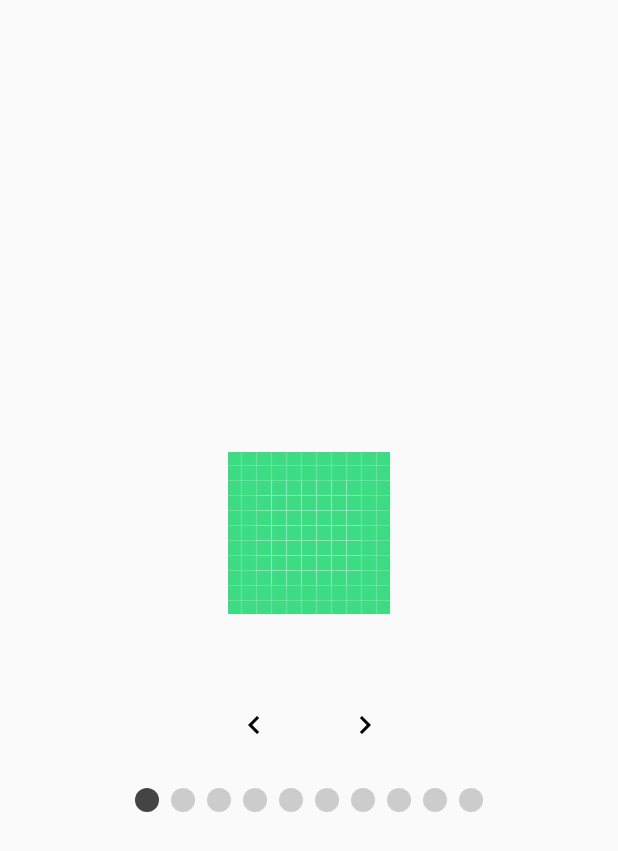
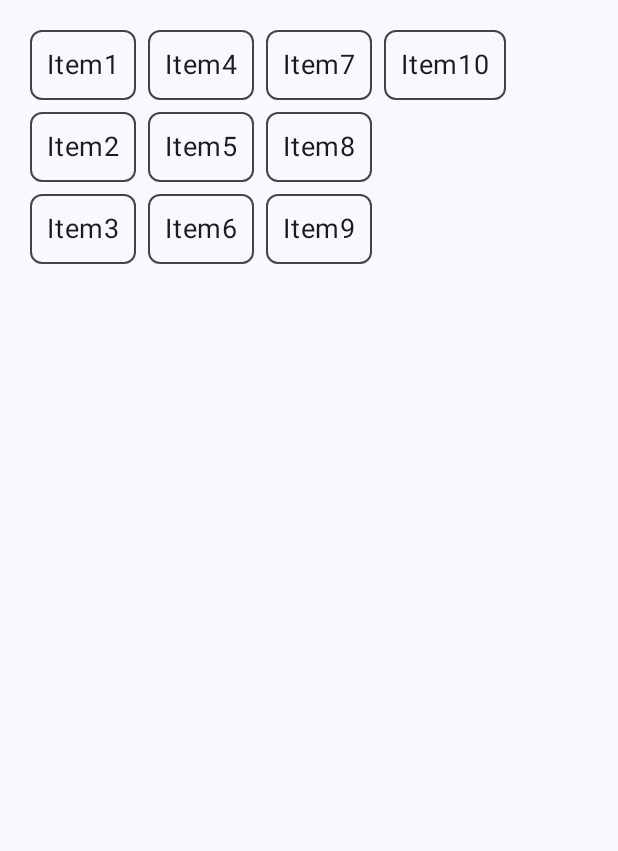
Before and after one commit to KethuY/ComposeBasics, an Android app built with Jetpack Compose: the screen it shows after launch (MainActivity), on a phone screen of 412 x 824 dp. Shown: the top 851 px of the screen. Run offline under Robolectric (Android 15) with nearby library versions, the phone set to English and light mode, and no system bars.

Commit message:
Flow layout

```diff
--- a/Practise/SampleApp/app/src/main/java/com/example/sampleapp/MainActivity.kt
+++ b/Practise/SampleApp/app/src/main/java/com/example/sampleapp/MainActivity.kt
@@ -1,46 +1,47 @@
 package com.example.sampleapp
 
 import android.os.Bundle
-import android.util.Log
 import androidx.activity.ComponentActivity
 import androidx.activity.compose.setContent
 import androidx.activity.enableEdgeToEdge
-import androidx.compose.foundation.Image
+import androidx.compose.foundation.BorderStroke
 import androidx.compose.foundation.background
-import androidx.compose.foundation.clickable
+import androidx.compose.foundation.border
 import androidx.compose.foundation.layout.Arrangement
 import androidx.compose.foundation.layout.Box
 import androidx.compose.foundation.layout.Column
-import androidx.compose.foundation.layout.Row
+import androidx.compose.foundation.layout.ContextualFlowRow
+import androidx.compose.foundation.layout.ContextualFlowRowOverflow
+import androidx.compose.foundation.layout.ContextualFlowRowOverflowScope
+import androidx.compose.foundation.layout.ExperimentalLayoutApi
+import androidx.compose.foundation.layout.FlowColumn
+import androidx.compose.foundation.layout.FlowRow
 import androidx.compose.foundation.layout.Spacer
-import androidx.compose.foundation.layout.fillMaxSize
+import androidx.compose.foundation.layout.fillMaxHeight
 import androidx.compose.foundation.layout.fillMaxWidth
+import androidx.compose.foundation.layout.height
 import androidx.compose.foundation.layout.padding
-import androidx.compose.foundation.layout.size
+import androidx.compose.foundation.layout.safeDrawingPadding
+import androidx.compose.foundation.layout.width
 import androidx.compose.foundation.layout.wrapContentHeight
-import androidx.compose.foundation.pager.HorizontalPager
-import androidx.compose.foundation.pager.rememberPagerState
-import androidx.compose.foundation.shape.CircleShape
-import androidx.compose.material.icons.Icons
-import androidx.compose.material.icons.filled.KeyboardArrowLeft
-import androidx.compose.material.icons.filled.KeyboardArrowRight
+import androidx.compose.foundation.rememberScrollState
+import androidx.compose.foundation.shape.RoundedCornerShape
+import androidx.compose.foundation.verticalScroll
 import androidx.compose.material3.Card
-import androidx.compose.material3.Icon
+import androidx.compose.material3.Scaffold
+import androidx.compose.material3.Text
 import androidx.compose.runtime.Composable
-import androidx.compose.runtime.LaunchedEffect
-import androidx.compose.runtime.rememberCoroutineScope
-import androidx.compose.runtime.snapshotFlow
+import androidx.compose.runtime.getValue
+import androidx.compose.runtime.mutableStateOf
+import androidx.compose.runtime.remember
+import androidx.compose.runtime.setValue
 import androidx.compose.ui.Alignment
 import androidx.compose.ui.Modifier
 import androidx.compose.ui.draw.clip
 import androidx.compose.ui.graphics.Color
-import androidx.compose.ui.graphics.graphicsLayer
-import androidx.compose.ui.res.painterResource
 import androidx.compose.ui.unit.dp
-import androidx.compose.ui.util.lerp
+import androidx.compose.ui.unit.sp
 import com.example.sampleapp.ui.theme.SampleAppTheme
-import kotlinx.coroutines.launch
-import kotlin.math.absoluteValue
 
 class MainActivity : ComponentActivity() {
     override fun onCreate(savedInstanceState: Bundle?) {
@@ -48,100 +49,161 @@ class MainActivity : ComponentActivity() {
         enableEdgeToEdge()
         setContent {
             SampleAppTheme {
-                HorizontalPagerExample()
+                Scaffold {
+                    FlowColumnExample()
+                }
             }
         }
     }
 }
 
-
+@OptIn(ExperimentalLayoutApi::class)
 @Composable
-fun HorizontalPagerExample() {
-    val images = listOf(
-        R.drawable.ic_bg0,
-        R.drawable.ic_bg1,
-        R.drawable.ic_bg2,
-        R.drawable.ic_bg3,
-        R.drawable.ic_bg0,
-        R.drawable.ic_bg1,
-        R.drawable.ic_bg2,
-        R.drawable.ic_bg3,
-        R.drawable.ic_bg0,
-        R.drawable.ic_bg1
-    )
-    val pagerState = rememberPagerState(pageCount = {
-        10
-    })
-
-    LaunchedEffect(pagerState) {
-        // Collect from the a snapshotFlow reading the currentPage
-        snapshotFlow { pagerState.currentPage }.collect { page ->
-            // Do something with each page change, for example:
-            // viewModel.sendPageSelectedEvent(page)
-            Log.d("Page change", "Page changed to $page")
-        }
-    }
-
-    val coroutineScope = rememberCoroutineScope()
-    Column(
-        verticalArrangement = Arrangement.Center,
-        horizontalAlignment = Alignment.CenterHorizontally,
-        modifier = Modifier.fillMaxSize()
+fun FlowColumnExample() {
+    FlowColumn(
+        Modifier
+            .padding(20.dp)
+            .fillMaxHeight()
+            .fillMaxWidth(),
+        horizontalArrangement = Arrangement.spacedBy(8.dp),
+        verticalArrangement = Arrangement.spacedBy(8.dp),
+        maxItemsInEachColumn = 3,
     ) {
-        HorizontalPager(state = pagerState) { page ->
-            Image(
-                painterResource(id = images[page]),
-                contentDescription = null,
-                modifier = Modifier
-                    .fillMaxWidth()
-                    .padding(30.dp)
-            )
-        }
-        Spacer(modifier = Modifier.size(32.dp))
-        Row() {
-            Icon(
-                imageVector = Icons.Filled.KeyboardArrowLeft,
-                contentDescription = null,
-                modifier = Modifier.clickable {
-                    coroutineScope.launch {
-                        val page = pagerState.currentPage
-                        if (page > 0) {
-                            pagerState.animateScrollToPage(page - 1)
-                        }
-                    }
-                })
-            Spacer(modifier = Modifier.size(50.dp))
-            Icon(
-                imageVector = Icons.Filled.KeyboardArrowRight,
-                contentDescription = null,
-                modifier = Modifier.clickable {
-                    coroutineScope.launch {
-                        val page = pagerState.currentPage
-                        if (page < 9) {
-                            pagerState.animateScrollToPage(page + 1)
-                        }
-                    }
-                })
-        }
-
-        Row(
-            Modifier
-                .wrapContentHeight()
-                .fillMaxWidth()
-                .padding(bottom = 8.dp),
-            horizontalArrangement = Arrangement.Center
-        ) {
-            repeat(pagerState.pageCount) { iteration ->
-                val color =
-                    if (pagerState.currentPage == iteration) Color.DarkGray else Color.LightGray
-                Box(
-                    modifier = Modifier
-                        .padding(4.dp)
-                        .clip(CircleShape)
-                        .background(color)
-                        .size(16.dp)
+        repeat(10) {
+            Box(
+                Modifier
+                    .fillMaxColumnWidth()
+                    .border(1.dp, Color.DarkGray, RoundedCornerShape(8.dp))
+                    .padding(8.dp)
+            ) {
+                Text(
+                    text = listOf("Item1", "Item2", "Item3", "Item4", "Item5", "Item6", "Item7", "Item8", "Item9", "Item10")[it],
+                    fontSize = 18.sp,
+                    modifier = Modifier.padding(3.dp)
                 )
             }
         }
     }
+
 }
+
+@OptIn(ExperimentalLayoutApi::class)
+@Composable
+fun GridFlow(){
+    Column {
+        val rows = 3
+        val columns = 3
+        FlowRow(
+            modifier = Modifier.padding(4.dp),
+            horizontalArrangement = Arrangement.spacedBy(4.dp),
+            maxItemsInEachRow = rows
+        ) {
+            val itemModifier = Modifier
+                .padding(4.dp)
+                .height(80.dp)
+                .weight(1f)
+                .clip(RoundedCornerShape(8.dp))
+                .background(Color.Blue)
+            repeat(rows * columns) {
+                Spacer(modifier = itemModifier)
+            }
+        }
+
+        FlowRow(
+            modifier = Modifier.padding(4.dp),
+            horizontalArrangement = Arrangement.spacedBy(4.dp),
+            maxItemsInEachRow = 2
+        ) {
+            val itemModifier = Modifier
+                .padding(4.dp)
+                .height(80.dp)
+                .clip(RoundedCornerShape(8.dp))
+                .background(Color.Blue)
+            repeat(6) { item ->
+                // if the item is the third item, don't use weight modifier, but rather fillMaxWidth
+                if ((item + 1) % 3 == 0) {
+                    Spacer(modifier = itemModifier.fillMaxWidth())
+                } else {
+                    Spacer(modifier = itemModifier.weight(0.5f))
+                }
+            }
+        }
+
+        FlowRow(
+            modifier = Modifier.padding(4.dp),
+            horizontalArrangement = Arrangement.spacedBy(4.dp),
+            maxItemsInEachRow = 3
+        ) {
+            val itemModifier = Modifier
+                .clip(RoundedCornerShape(8.dp))
+            Box(modifier = itemModifier.height(200.dp).width(60.dp).background(Color.Red))
+            Box(modifier = itemModifier.height(200.dp).fillMaxWidth(0.7f).background(Color.Blue))
+            Box(modifier = itemModifier.height(200.dp).weight(1f).background(Color.Magenta))
+        }
+    }
+}
+
+@OptIn(ExperimentalLayoutApi::class)
+@Composable
+fun ContextFlowEx() {
+    val totalCount = 40
+    var maxLines by remember { mutableStateOf(5) }
+
+    val moreOrCollapseIndicator = @Composable { scope: ContextualFlowRowOverflowScope ->
+        val remainingItems = totalCount - scope.shownItemCount
+        ChipItem(if (remainingItems == 0) "Less" else "+$remainingItems", onClick = {
+            if (remainingItems == 0) {
+                maxLines = 2
+            } else {
+                maxLines += 5
+            }
+        })
+    }
+    ContextualFlowRow(
+        modifier = Modifier
+            .safeDrawingPadding()
+            .fillMaxWidth(1f)
+            .padding(16.dp)
+            .wrapContentHeight(align = Alignment.Top)
+            .verticalScroll(rememberScrollState()),
+        verticalArrangement = Arrangement.spacedBy(4.dp),
+        horizontalArrangement = Arrangement.spacedBy(8.dp),
+        maxLines = maxLines,
+        overflow = ContextualFlowRowOverflow.expandOrCollapseIndicator(
+            minRowsToShowCollapse = 4,
+            expandIndicator = moreOrCollapseIndicator,
+            collapseIndicator = moreOrCollapseIndicator
+        ),
+        itemCount = totalCount
+    ) { index ->
+        ChipItem("Item $index")
+    }
+}
+
+@OptIn(ExperimentalLayoutApi::class)
+@Composable
+private fun FlowRowSimpleUsageExample() {
+    FlowRow(modifier = Modifier.padding(16.dp), horizontalArrangement = Arrangement.SpaceBetween) {
+        ChipItem("Price: High to Low")
+        ChipItem("Avg rating: 4+")
+        ChipItem("Free breakfast")
+        ChipItem("Free cancellation")
+        ChipItem("£50 pn")
+        ChipItem("Price: High to Low")
+        ChipItem("Avg rating: 4+")
+        ChipItem("Free breakfast")
+        ChipItem("Free cancellation")
+        ChipItem("£50 pn")
+    }
+
+}
+
+@Composable
+fun ChipItem(text: String, onClick: (() -> Unit)? = null) {
+    Card(
+        modifier = Modifier.padding(end = 4.dp),
+        border = BorderStroke(1.dp, Color(0xFF3B3A3C))
+    ) {
+        Text(text, modifier = Modifier.padding(8.dp))
+    }
+}
```
